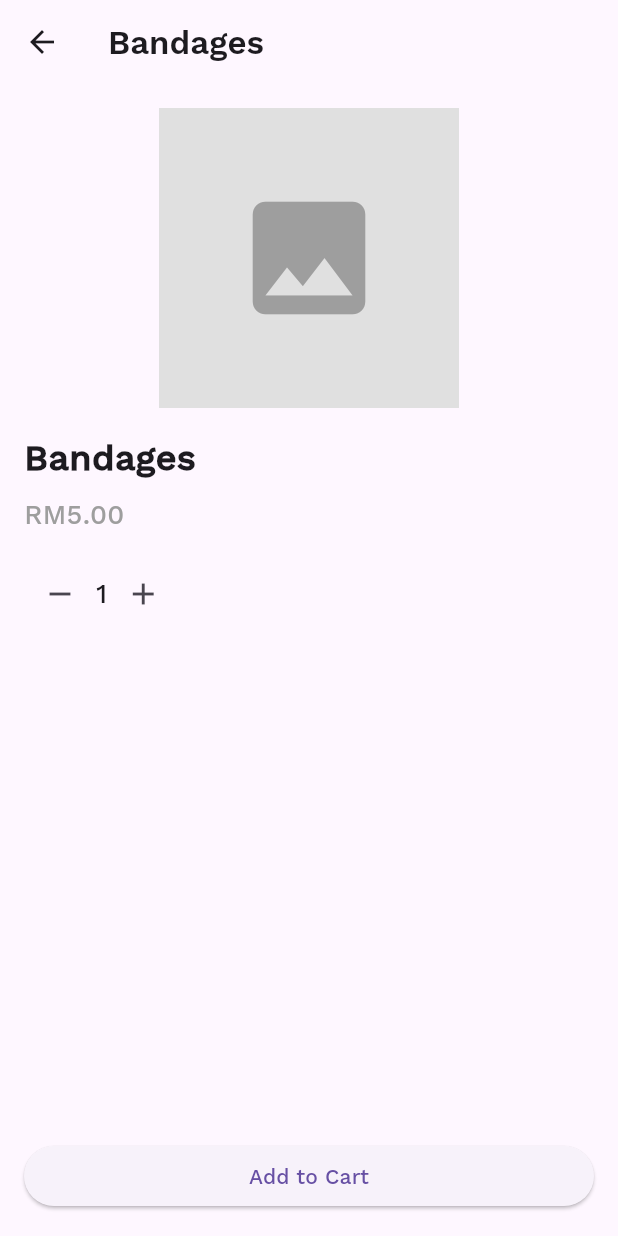
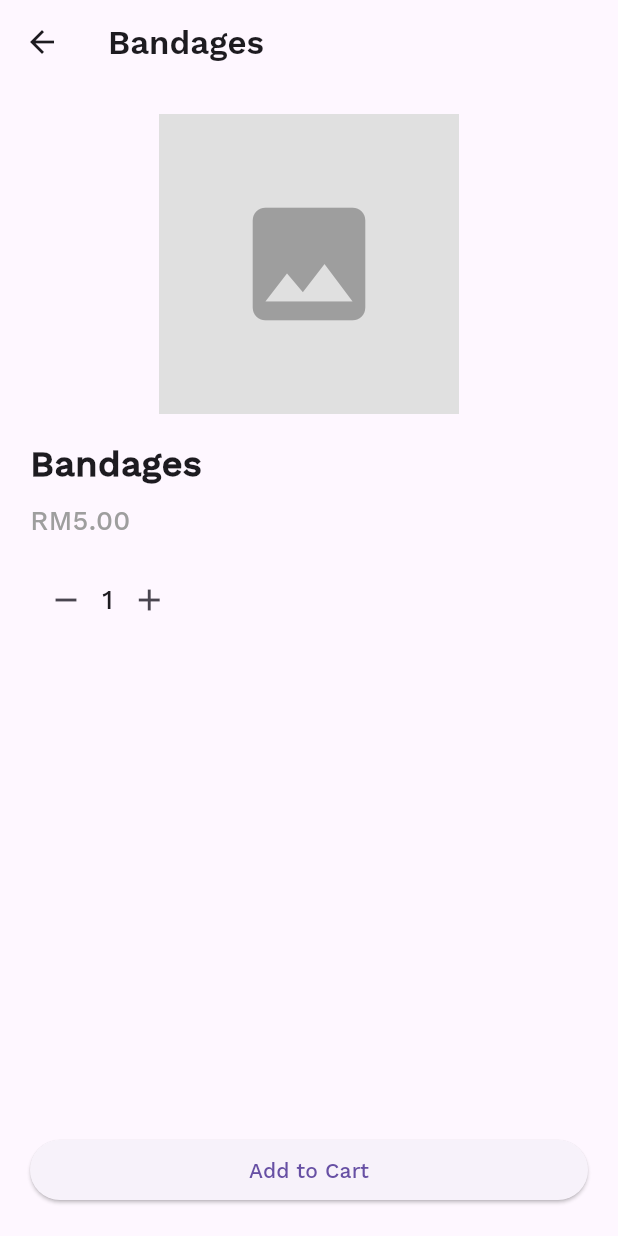
Before and after one commit to andergisomon/the-interns, a Flutter app: the SuppliesShopScreen screen opened directly, after a tap on "Bandages", on a phone screen of 412 x 824 dp. Run offline on Flutter 3.47's test engine with Material 3 defaults, Android fonts, the phone set to English and light mode, and no system bars; our stand-ins replace cloud_firestore, firebase_auth, firebase_core, firebase_messaging, flutter_dotenv, flutter_markdown and 3 more; accounts and stored records are empty.

Commit message:
layout adjustments

```diff
--- a/app/lib/screens/supplies_shop_screen.dart
+++ b/app/lib/screens/supplies_shop_screen.dart
@@ -39,20 +39,23 @@ class SuppliesShopScreen extends StatelessWidget {
                 );
               },
               child: Card(
-                elevation: 2,
+                elevation: 4,
                 child: Column(
                   crossAxisAlignment: CrossAxisAlignment.stretch,
                   children: [
-                    ClipRRect(
-                      borderRadius: BorderRadius.circular(8.0),
-                      child: Container(
-                      color: Colors.grey[300],
-                      height: 100, // Adjust height as needed
-                      child: Icon(Icons.image, size: 40, color: Colors.grey),
+                    Padding(
+                      padding: EdgeInsets.only(bottom: 2.0),
+                      child: ClipRRect(
+                        borderRadius: BorderRadius.circular(8.0),
+                        child: Container(
+                        color: Colors.grey[300],
+                        height: 160,
+                        child: Icon(Icons.image, size: 40, color: Colors.grey),
+                        ),
                       ),
                     ),
                     Padding(
-                      padding: const EdgeInsets.all(8.0),
+                      padding: const EdgeInsets.only(top: 8.0),
                       child: Text(
                         product['name']!,
                         style: TextStyle(fontWeight: FontWeight.bold),
@@ -60,7 +63,7 @@ class SuppliesShopScreen extends StatelessWidget {
                       ),
                     ),
                     Padding(
-                      padding: const EdgeInsets.symmetric(horizontal: 8.0, vertical: 1.0),
+                      padding: const EdgeInsets.only(top: 4.0),
                       child: Text(
                         product['price']!,
                         style: TextStyle(color: Colors.grey, fontSize: 12),
@@ -98,7 +101,7 @@ class _ProductDetailScreenState extends State<ProductDetailScreen> {
         title: Text(widget.name),
       ),
       body: Padding(
-        padding: const EdgeInsets.all(16.0),
+        padding: const EdgeInsets.all(20.0),
         child: Column(
           crossAxisAlignment: CrossAxisAlignment.start,
           children: [
```
